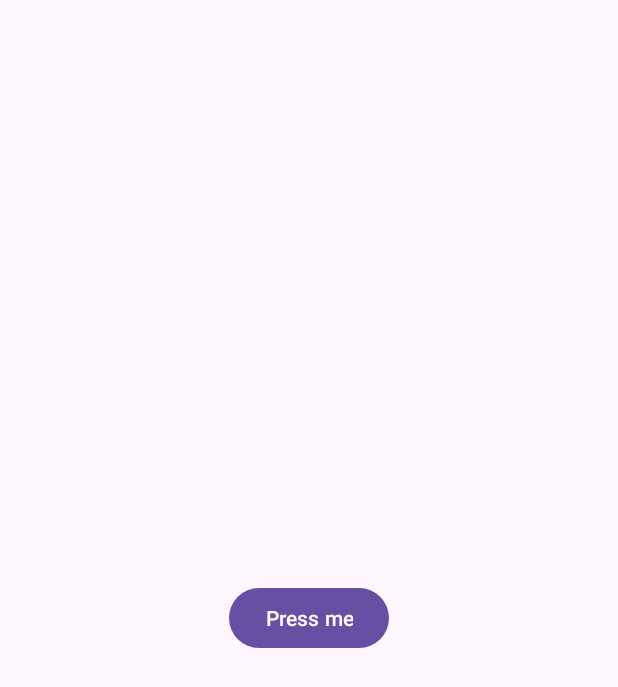
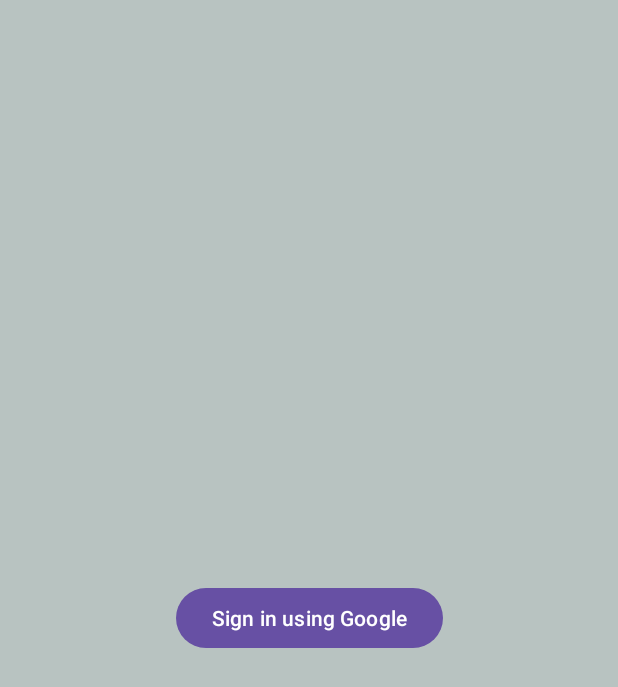
Before and after one commit to Promethevs18/Item_Borrowing_System, an Android app: the screen it shows after launch (MainActivity before the commit, SignInInterface after it), on a phone screen of 412 x 824 dp. Shown: the top 687 px of the screen. Run offline under Robolectric (Android 15) with nearby library versions, the phone set to English and light mode, and no system bars; our stand-ins replace Firebase (no records; nobody signed in at launch, a user with empty details on screens opened directly).

Commit message:
committed as o 4/24 16-24

```diff
--- a/app/src/main/AndroidManifest.xml
+++ b/app/src/main/AndroidManifest.xml
@@ -13,7 +13,7 @@
         android:theme="@style/Theme.ItemBorrowingSystem"
         tools:targetApi="31">
         <activity
-            android:name=".MainActivity"
+            android:name=".SignInInterface"
             android:exported="true">
             <intent-filter>
                 <action android:name="android.intent.action.MAIN" />
--- a/app/src/main/java/com/item/borrowing/MainActivity.java
+++ /dev/null
@@ -1,55 +0,0 @@
-package com.item.borrowing;
-
-import android.os.Bundle;
-import android.widget.Button;
-import android.widget.Toast;
-
-import androidx.activity.EdgeToEdge;
-import androidx.appcompat.app.AppCompatActivity;
-import androidx.core.graphics.Insets;
-import androidx.core.view.ViewCompat;
-import androidx.core.view.WindowInsetsCompat;
-
-import com.google.firebase.Firebase;
-import com.google.firebase.firestore.FirebaseFirestore;
-
-import java.util.HashMap;
-import java.util.Map;
-
-public class MainActivity extends AppCompatActivity {
-
-    Button button;
-    FirebaseFirestore apoy = FirebaseFirestore.getInstance();
-    @Override
-    protected void onCreate(Bundle savedInstanceState) {
-        super.onCreate(savedInstanceState);
-        EdgeToEdge.enable(this);
-        setContentView(R.layout.activity_main);
-        //Do not touch
-        ViewCompat.setOnApplyWindowInsetsListener(findViewById(R.id.main), (v, insets) -> {
-            Insets systemBars = insets.getInsets(WindowInsetsCompat.Type.systemBars());
-            v.setPadding(systemBars.left, systemBars.top, systemBars.right, systemBars.bottom);
-            return insets;
-        });
-
-
-        //Write code here =>
-
-        button = findViewById(R.id.button);
-    }
-
-    @Override
-    protected void onStart() {
-        super.onStart();
-
-        button.setOnClickListener(v -> {
-            Map<String, Object> mapa = new HashMap<>();
-            mapa.put("First Name", "Von");
-            mapa.put("Last Name", "Abuloc");
-
-            apoy.collection("sampleUser").add(mapa).addOnSuccessListener(reprense -> {
-                Toast.makeText(this, String.format("Task success! {0}", reprense.getId()), Toast.LENGTH_SHORT).show();
-            });
-        });
-    }
-}
--- /dev/null
+++ b/app/src/main/java/com/item/borrowing/SignInInterface.java
@@ -0,0 +1,131 @@
+package com.item.borrowing;
+
+import android.nfc.Tag;
+import android.os.AsyncTask;
+import android.os.Bundle;
+import android.os.CancellationSignal;
+import android.util.Log;
+import android.widget.Button;
+import android.widget.Toast;
+
+import androidx.activity.EdgeToEdge;
+import androidx.annotation.NonNull;
+import androidx.appcompat.app.AppCompatActivity;
+import androidx.core.graphics.Insets;
+import androidx.core.view.ViewCompat;
+import androidx.core.view.WindowInsetsCompat;
+import androidx.credentials.Credential;
+import androidx.credentials.CredentialManager;
+import androidx.credentials.CredentialManagerCallback;
+import androidx.credentials.CustomCredential;
+import androidx.credentials.GetCredentialRequest;
+import androidx.credentials.GetCredentialResponse;
+import androidx.credentials.PublicKeyCredential;
+import androidx.credentials.exceptions.GetCredentialException;
+
+import com.google.android.libraries.identity.googleid.GetGoogleIdOption;
+import com.google.android.libraries.identity.googleid.GoogleIdTokenCredential;
+import com.google.firebase.Firebase;
+import com.google.firebase.firestore.FirebaseFirestore;
+
+import java.util.HashMap;
+import java.util.Map;
+import java.util.concurrent.Executor;
+
+public class SignInInterface extends AppCompatActivity {
+
+    Button button;
+
+    FirebaseFirestore apoy = FirebaseFirestore.getInstance();
+    @Override
+    protected void onCreate(Bundle savedInstanceState) {
+        super.onCreate(savedInstanceState);
+        EdgeToEdge.enable(this);
+        setContentView(R.layout.signin_activity);
+        //Do not touch
+        ViewCompat.setOnApplyWindowInsetsListener(findViewById(R.id.main), (v, insets) -> {
+            Insets systemBars = insets.getInsets(WindowInsetsCompat.Type.systemBars());
+            v.setPadding(systemBars.left, systemBars.top, systemBars.right, systemBars.bottom);
+            return insets;
+        });
+
+
+        //Write code here =>
+
+        button = findViewById(R.id.google_sign);
+
+    }
+
+    @Override
+    protected void onStart() {
+        super.onStart();
+
+        //First, let's call the necessary variables
+        CancellationSignal cancellationSignal = new CancellationSignal();
+        Executor executor = AsyncTask.THREAD_POOL_EXECUTOR;
+
+        //First get the GoogleIdOption First
+        GetGoogleIdOption idOption = new GetGoogleIdOption.Builder()
+                .setFilterByAuthorizedAccounts(false)       //serverClientID is yung nasa Credentials (yung web service)
+                .setServerClientId("425070832005-dttif4dcpc7qfb8ktehri5k5s3cpr9m6.apps.googleusercontent.com")
+                .setAutoSelectEnabled(true)
+                .build();
+
+        //Next, declare a credentialManager
+        CredentialManager credentialManager = CredentialManager.create(SignInInterface.this);
+
+        //Then, create a GetCredentialRequest
+        GetCredentialRequest credRequest = new GetCredentialRequest.Builder()
+                .addCredentialOption(idOption)
+                        .build();
+
+        //When the button is pressed
+        button.setOnClickListener(v -> {
+            Toast.makeText(this, "Starting now", Toast.LENGTH_SHORT).show();
+            credentialManager.getCredentialAsync(
+                        SignInInterface.this, credRequest, cancellationSignal, executor, new CredentialManagerCallback<GetCredentialResponse, GetCredentialException>() {
+                        @Override
+                        public void onResult(GetCredentialResponse getCredentialResponse) {
+                            handleSignIn(getCredentialResponse);
+                        }
+                        @Override
+                        public void onError(@NonNull GetCredentialException e) {
+                            Log.e("An error happened", e.getMessage());
+                        }
+                    }
+            );
+
+        });
+    }
+
+    //The method that handles the GoogleSignIn using the new Credential Manager
+    private void handleSignIn(GetCredentialResponse getCredentialResponse) {
+        Credential creds = getCredentialResponse.getCredential();
+
+        if(creds instanceof PublicKeyCredential){
+            String responseJson = ((PublicKeyCredential) creds).getAuthenticationResponseJson();
+        }
+        else if(creds instanceof CustomCredential){
+            if(GoogleIdTokenCredential.TYPE_GOOGLE_ID_TOKEN_CREDENTIAL.equals(creds.getType())){
+                try{
+                    GoogleIdTokenCredential googol = GoogleIdTokenCredential.createFrom(((CustomCredential) creds).getData());
+                    runOnUiThread(new Runnable() {
+                        @Override
+                        public void run() {
+                            Toast.makeText(SignInInterface.this, googol.getDisplayName(), Toast.LENGTH_SHORT).show();
+                        }
+                    });
+                }catch (Exception e){
+                   Log.e("Error", e.getMessage());
+                }
+            }
+            else{
+                Log.e("Invalid Google", "Invalid Google Credentials was found");
+            }
+        }
+        else {
+            Log.e("Invalid Creds", "Invalid Creds");
+        }
+
+    }
+}
--- a/app/src/main/res/layout/activity_main.xml
+++ b/app/src/main/res/layout/signin_activity.xml
@@ -5,13 +5,13 @@
     android:id="@+id/main"
     android:layout_width="match_parent"
     android:layout_height="match_parent"
-    tools:context=".MainActivity">
+    tools:context=".SignInInterface">
 
     <Button
-        android:id="@+id/button"
+        android:id="@+id/google_sign"
         android:layout_width="wrap_content"
         android:layout_height="wrap_content"
-        android:text="Press me"
+        android:text="Sign in using Google"
         app:layout_constraintBottom_toBottomOf="parent"
         app:layout_constraintEnd_toEndOf="parent"
         app:layout_constraintStart_toStartOf="parent"
--- a/app/src/main/res/values-night/themes.xml
+++ b/app/src/main/res/values-night/themes.xml
@@ -2,6 +2,8 @@
     <!-- Base application theme. -->
     <style name="Base.Theme.ItemBorrowingSystem" parent="Theme.Material3.DayNight.NoActionBar">
         <!-- Customize your dark theme here. -->
-        <!-- <item name="colorPrimary">@color/my_dark_primary</item> -->
+         <item name="android:windowBackground">@color/backgroundWhenDark</item>
+         <item name="android:textColor">@color/initialColorWhenDark</item>
+
     </style>
 </resources>
--- a/app/src/main/res/values/colors.xml
+++ b/app/src/main/res/values/colors.xml
@@ -1,5 +1,12 @@
 <?xml version="1.0" encoding="utf-8"?>
 <resources>
-    <color name="black">#FF000000</color>
-    <color name="white">#FFFFFFFF</color>
+                <!-- Default colors          -->
+    <color name="initialColorWhenLight">#FF000000</color>
+    <color name="initialColorWhenDark">#FFFFFFFF</color>
+
+                <!-- Color background   -->
+    <color name="backgroundWhenLight">#B8C3C1</color>
+    <color name="backgroundWhenDark">#222222</color>
+
+                <!-- For the ca   -->
 </resources>
--- a/app/src/main/res/values/themes.xml
+++ b/app/src/main/res/values/themes.xml
@@ -3,6 +3,8 @@
     <style name="Base.Theme.ItemBorrowingSystem" parent="Theme.Material3.DayNight.NoActionBar">
         <!-- Customize your light theme here. -->
         <!-- <item name="colorPrimary">@color/my_light_primary</item> -->
+        <item name="android:windowBackground">@color/backgroundWhenLight</item>
+        <item name="android:textColor">@color/initialColorWhenLight</item>
     </style>
 
     <style name="Theme.ItemBorrowingSystem" parent="Base.Theme.ItemBorrowingSystem" />
```
Also changed, not shown: app/build.gradle (+10 -0 lines), gradle/libs.versions.toml (+7 -0 lines), 1 other file.
